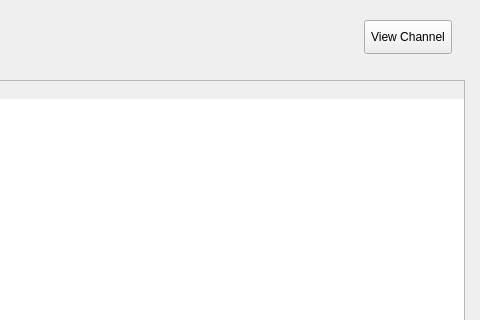
This is mainwindow.ui in scoronado12/hdhomerun-gui as Qt 5 draws it before an edit; both pictures show x 326 to 806 and y 0 to 320 of the 806 by 597 pixel window. The edited form follows.
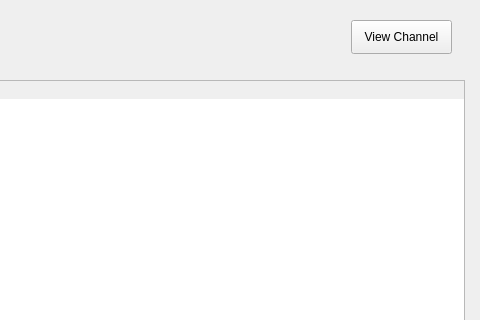
This is the edited form.

Commit message: Disable Window Resizing

Patch:
```diff
--- a/mainwindow.ui
+++ b/mainwindow.ui
@@ -82,9 +82,9 @@
    <widget class="QPushButton" name="launchButton">
     <property name="geometry">
      <rect>
-      <x>690</x>
+      <x>677</x>
       <y>20</y>
-      <width>88</width>
+      <width>101</width>
       <height>34</height>
      </rect>
     </property>
```
The commit also changes 2 other files.
